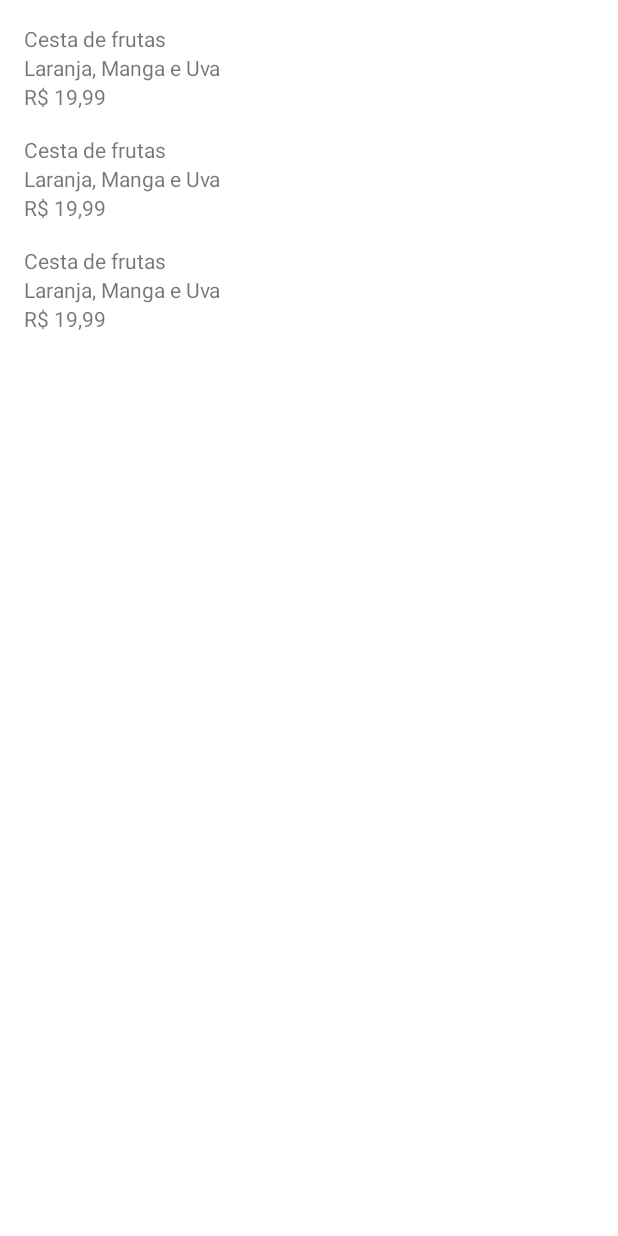
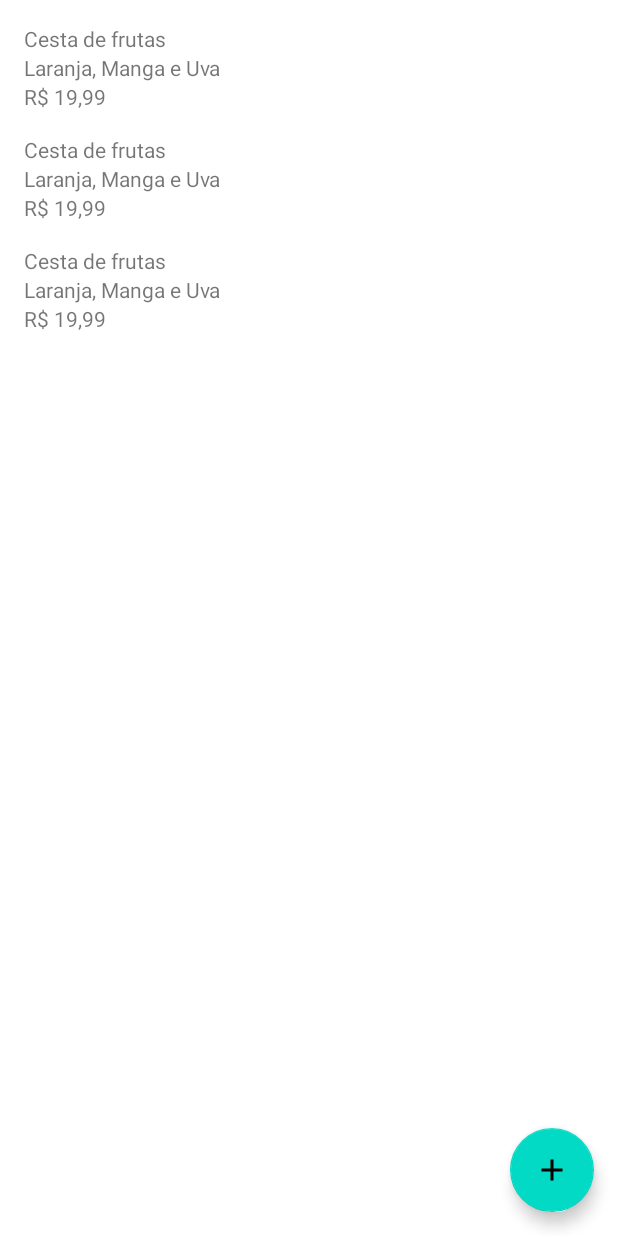
Before and after one commit to JuanRodriguesDev/Orgs, an Android app: the layout main_activity.xml on its own in the app's theme, with its tools: preview values and no code run, on a phone screen of 412 x 824 dp. Run offline under Robolectric (Android 15) with nearby library versions, the phone set to English and light mode, and no system bars.

```diff
--- a/app/src/main/AndroidManifest.xml
+++ b/app/src/main/AndroidManifest.xml
@@ -17,16 +17,12 @@
         <activity
             android:name=".ui.activity.FormsActivity"
             android:exported="true" >
-            <intent-filter>
-                <action android:name="android.intent.action.MAIN" />
 
-                <category android:name="android.intent.category.LAUNCHER" />
-            </intent-filter>
 
         </activity>
 
         <activity
-            android:name=".ui.activity.MainActivity"
+            android:name=".ui.activity.ProductListActivity"
             android:exported="true" >
             <intent-filter>
                 <action android:name="android.intent.action.MAIN" />
--- /dev/null
+++ b/app/src/main/res/drawable/ic_action_add.xml
@@ -0,0 +1,5 @@
+<vector android:height="24dp" android:tint="#000000"
+    android:viewportHeight="24" android:viewportWidth="24"
+    android:width="24dp" xmlns:android="http://schemas.android.com/apk/res/android">
+    <path android:fillColor="@android:color/white" android:pathData="M19,13h-6v6h-2v-6H5v-2h6V5h2v6h6v2z"/>
+</vector>
--- a/app/src/main/res/layout/main_activity.xml
+++ b/app/src/main/res/layout/main_activity.xml
@@ -6,7 +6,7 @@
     android:layout_height="match_parent">
 
     <androidx.recyclerview.widget.RecyclerView
-        android:id="@+id/recyclerView"
+        android:id="@+id/activity_list_recyclerView"
         android:layout_width="0dp"
         android:layout_height="0dp"
         app:layout_constraintTop_toTopOf="parent"
@@ -14,9 +14,18 @@
         app:layout_constraintStart_toStartOf="parent"
         app:layout_constraintBottom_toBottomOf="parent"
         tools:listitem="@layout/product_item"
-        app:layoutManager="androidx.recyclerview.widget.LinearLayoutManager"/>
+        app:layoutManager="androidx.recyclerview.widget.LinearLayoutManager" />
 
-
+    <com.google.android.material.floatingactionbutton.FloatingActionButton
+        android:id="@+id/activity_list_btnAdd"
+        android:layout_width="wrap_content"
+        android:layout_height="wrap_content"
+        android:clickable="true"
+        android:focusable="true"
+        android:layout_margin="16dp"
+        app:srcCompat="@drawable/ic_action_add"
+        app:layout_constraintBottom_toBottomOf="parent"
+        app:layout_constraintEnd_toEndOf="parent"/>
 
 
 </androidx.constraintlayout.widget.ConstraintLayout>
--- a/app/src/main/res/layout/product_item.xml
+++ b/app/src/main/res/layout/product_item.xml
@@ -7,7 +7,7 @@
 
 
     <TextView
-        android:id="@+id/name"
+        android:id="@+id/product_item_name"
         android:layout_width="0dp"
         android:layout_height="wrap_content"
         android:layout_margin="16dp"
@@ -17,24 +17,24 @@
         tools:text="Cesta de frutas" />
 
     <TextView
-        android:id="@+id/descricao"
+        android:id="@+id/product_item_descricao"
         android:layout_width="0dp"
         android:layout_height="wrap_content"
         android:layout_marginStart="16dp"
         android:layout_marginEnd="16dp"
         app:layout_constraintStart_toStartOf="parent"
-        app:layout_constraintTop_toBottomOf="@id/name"
+        app:layout_constraintTop_toBottomOf="@id/product_item_name"
         app:layout_constraintEnd_toEndOf="parent"
         tools:text="Laranja, Manga e Uva" />
 
     <TextView
-        android:id="@+id/value"
+        android:id="@+id/product_item_value"
         android:layout_width="0dp"
         android:layout_height="wrap_content"
         android:layout_marginStart="16dp"
         android:layout_marginEnd="16dp"
         app:layout_constraintStart_toStartOf="parent"
-        app:layout_constraintTop_toBottomOf="@+id/descricao"
+        app:layout_constraintTop_toBottomOf="@+id/product_item_descricao"
         app:layout_constraintEnd_toEndOf="parent"
         tools:text="R$ 19,99" />
 
```
Also changed, not shown: app/src/main/java/com/project/orgs/ListaProdutosAdapter.kt (+12 -4 lines), app/src/main/java/com/project/orgs/dao/ProdutosDao.kt (added, +20 -0 lines), app/src/main/java/com/project/orgs/ui/activity/FormsActivity.kt (+23 -13 lines), app/src/main/java/com/project/orgs/ui/activity/MainActivity.kt (deleted, +0 -35 lines), app/src/main/java/com/project/orgs/ui/activity/ProductListActivity.kt (added, +44 -0 lines), app/src/main/res/layout/activity_forms.xml (+11 -11 lines).
